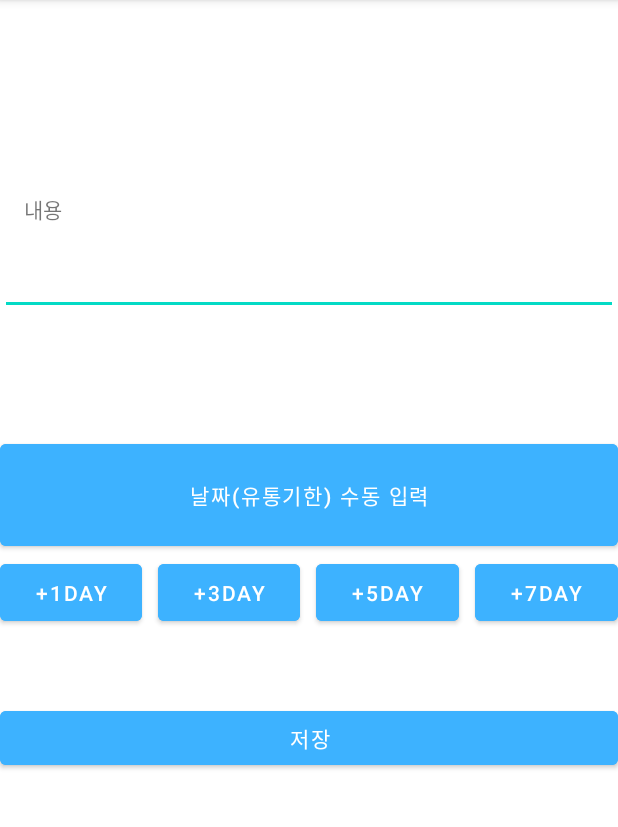
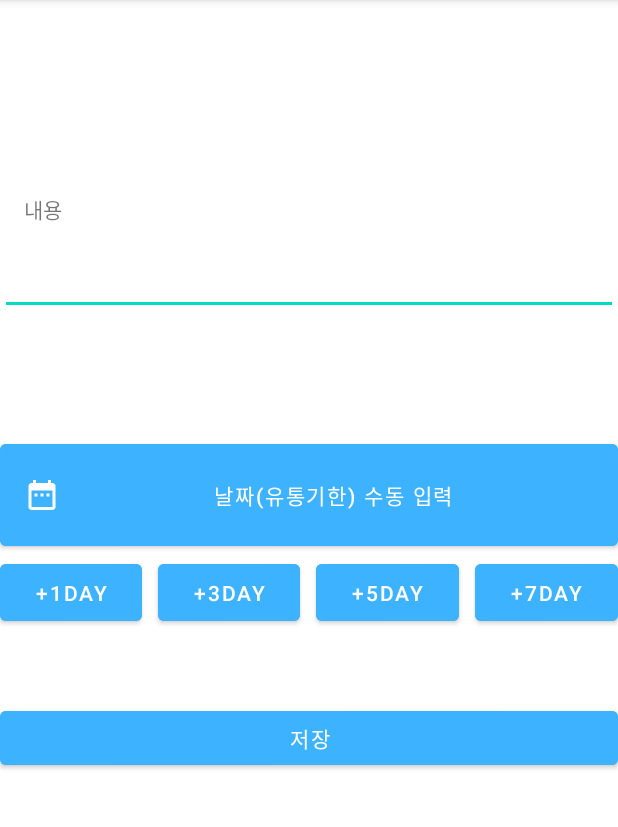
Before and after one commit to wansunghack/School-project, an Android app: the SubActivity screen opened directly, with no data from a screen before it, on a phone screen of 412 x 824 dp, the part 84-911 px from its top. Run offline under Robolectric (Android 15) with nearby library versions, the phone set to English and light mode, and no system bars.

```diff
--- /dev/null
+++ b/app/src/main/res/drawable/ic_baseline_date_range_24.xml
@@ -0,0 +1,10 @@
+<vector xmlns:android="http://schemas.android.com/apk/res/android"
+    android:width="24dp"
+    android:height="24dp"
+    android:viewportWidth="24"
+    android:viewportHeight="24"
+    android:tint="?attr/colorControlNormal">
+  <path
+      android:fillColor="@android:color/white"
+      android:pathData="M9,11L7,11v2h2v-2zM13,11h-2v2h2v-2zM17,11h-2v2h2v-2zM19,4h-1L18,2h-2v2L8,4L8,2L6,2v2L5,4c-1.11,0 -1.99,0.9 -1.99,2L3,20c0,1.1 0.89,2 2,2h14c1.1,0 2,-0.9 2,-2L21,6c0,-1.1 -0.9,-2 -2,-2zM19,20L5,20L5,9h14v11z"/>
+</vector>
--- a/app/src/main/res/layout/activity_sub.xml
+++ b/app/src/main/res/layout/activity_sub.xml
@@ -89,6 +89,7 @@
         android:onClick="daytime"
         android:text="날짜(유통기한) 수동 입력"
         android:textAllCaps="false"
+        app:icon="@drawable/ic_baseline_date_range_24"
         app:layout_constraintTop_toBottomOf="@+id/sample"
         tools:layout_editor_absoluteX="0dp" />
 
```
Also changed, not shown: app/src/main/java/org/tensorflow/lite/examples/classification/Barcode/SubActivity2.java (+9 -0 lines), app/src/main/res/layout/activity_main.xml (+5 -3 lines), app/src/main/res/drawable-mdpi/background.jpg (deleted).
